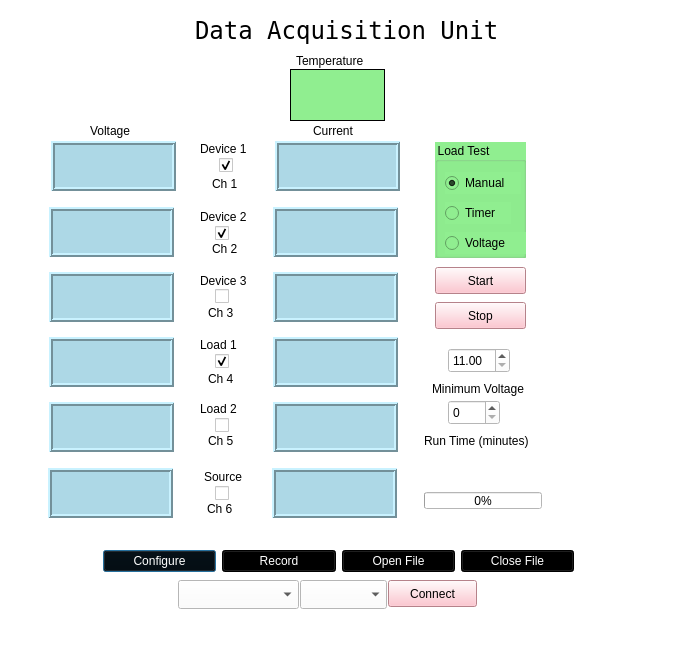
First picture: the form in data-acquisition-gui/data-acquisition-main.ui, repository ksarkies/Data-Acquisition, before the edit.
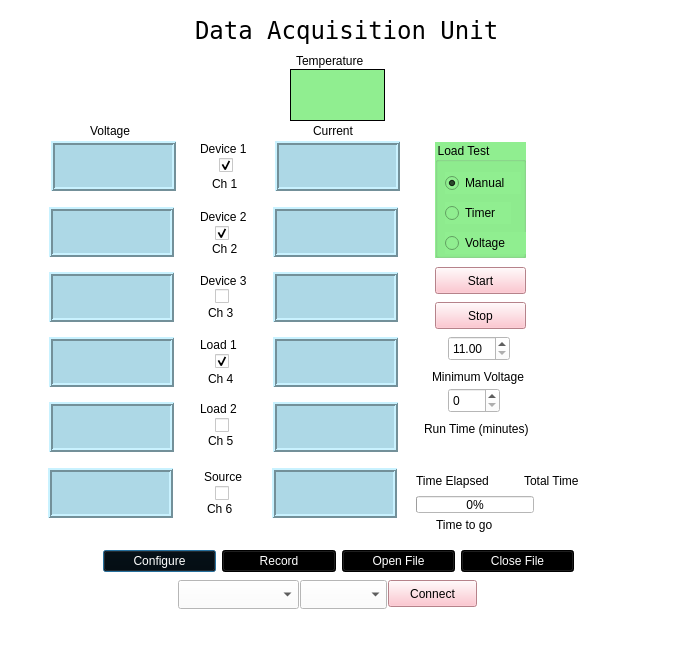
Second picture: the form after the edit.

Commit message: Mods to GUI windows.

The edit to the form file:
```diff
--- a/data-acquisition-gui/data-acquisition-main.ui
+++ b/data-acquisition-gui/data-acquisition-main.ui
@@ -908,7 +908,7 @@
    <property name="geometry">
     <rect>
      <x>448</x>
-     <y>400</y>
+     <y>388</y>
      <width>52</width>
      <height>25</height>
     </rect>
@@ -921,7 +921,7 @@
    <property name="geometry">
     <rect>
      <x>432</x>
-     <y>380</y>
+     <y>368</y>
      <width>121</width>
      <height>17</height>
     </rect>
@@ -934,7 +934,7 @@
    <property name="geometry">
     <rect>
      <x>448</x>
-     <y>348</y>
+     <y>336</y>
      <width>62</width>
      <height>25</height>
     </rect>
@@ -1058,7 +1058,7 @@
    <property name="geometry">
     <rect>
      <x>424</x>
-     <y>432</y>
+     <y>420</y>
      <width>131</width>
      <height>17</height>
     </rect>
@@ -1070,8 +1070,8 @@
   <widget class="QProgressBar" name="testTimeToGo">
    <property name="geometry">
     <rect>
-     <x>424</x>
-     <y>492</y>
+     <x>416</x>
+     <y>496</y>
      <width>118</width>
      <height>17</height>
     </rect>
@@ -1080,11 +1080,37 @@
     <number>0</number>
    </property>
   </widget>
-  <widget class="QLabel" name="timeElapsed">
+  <widget class="QLabel" name="testTimeElapsed">
+   <property name="geometry">
+    <rect>
+     <x>420</x>
+     <y>440</y>
+     <width>85</width>
+     <height>25</height>
+    </rect>
+   </property>
+   <property name="text">
+    <string/>
+   </property>
+  </widget>
+  <widget class="QLabel" name="timeToGoLabel">
    <property name="geometry">
     <rect>
      <x>436</x>
-     <y>456</y>
+     <y>516</y>
+     <width>81</width>
+     <height>17</height>
+    </rect>
+   </property>
+   <property name="text">
+    <string>Time to go</string>
+   </property>
+  </widget>
+  <widget class="QLabel" name="totalTimeElapsed">
+   <property name="geometry">
+    <rect>
+     <x>520</x>
+     <y>440</y>
      <width>85</width>
      <height>25</height>
     </rect>
@@ -1093,6 +1119,32 @@
     <string/>
    </property>
   </widget>
+  <widget class="QLabel" name="totalTimeElapsedLabel">
+   <property name="geometry">
+    <rect>
+     <x>524</x>
+     <y>472</y>
+     <width>89</width>
+     <height>17</height>
+    </rect>
+   </property>
+   <property name="text">
+    <string>Total Time</string>
+   </property>
+  </widget>
+  <widget class="QLabel" name="testTimeElapsedLabel">
+   <property name="geometry">
+    <rect>
+     <x>416</x>
+     <y>472</y>
+     <width>89</width>
+     <height>17</height>
+    </rect>
+   </property>
+   <property name="text">
+    <string>Time Elapsed</string>
+   </property>
+  </widget>
  </widget>
  <resources>
   <include location="../../../../../data/home/ksarkies/Projects/Battery-Management-System/gui/power-management-gui.qrc"/>
```
